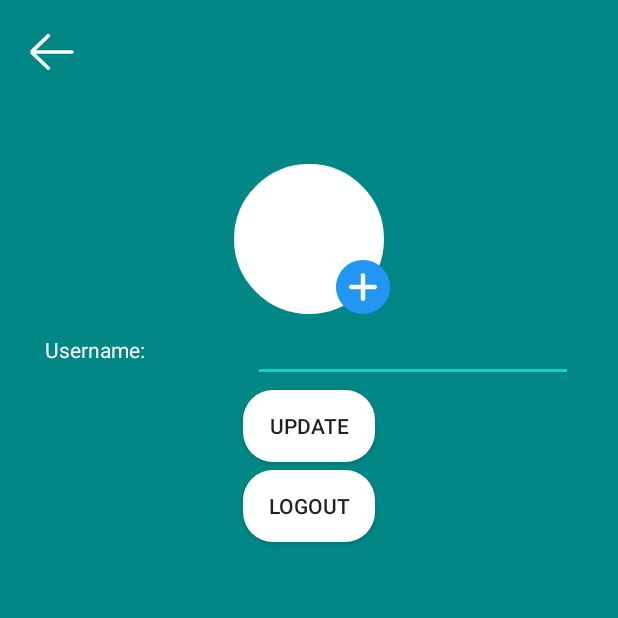
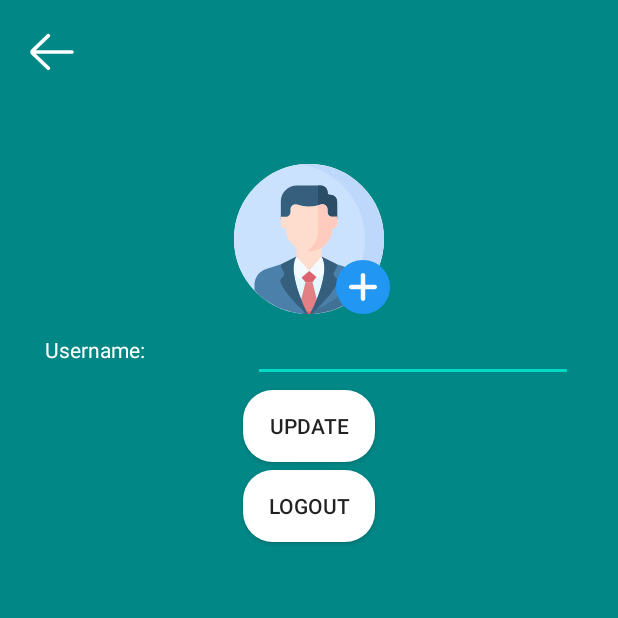
Before and after one commit to aayushjn2048/DOOM-Final, an Android app: the screen it shows after launch once a user with an empty profile is signed in (Settings), after a tap on "Setting", on a phone screen of 412 x 824 dp, the top half of it. Run offline under Robolectric (Android 15) with nearby library versions, the phone set to English and light mode, and no system bars; our stand-ins replace Firebase (no records; nobody signed in at launch, a user with empty details on screens opened directly), Picasso; 3 statements that could not run were skipped.

Commit message:
Bug resolved

```diff
--- a/app/src/main/java/com/doom/ChatBox.java
+++ b/app/src/main/java/com/doom/ChatBox.java
@@ -66,9 +66,10 @@ public class ChatBox extends AppCompatActivity {
             @Override
             public void onDataChange(@NonNull DataSnapshot snapshot) {
                 binding.profileName.setText(snapshot.child("username").getValue().toString());
+                if(snapshot.hasChild("profileImage")) {
                     profileData = snapshot.child("profileImage").getValue().toString();
                     try {
-                    final File file = File.createTempFile("image","jpg");
+                        final File file = File.createTempFile("image", "jpg");
                         FirebaseStorage.getInstance().getReference().child("images").child(profileData).getFile(file).addOnSuccessListener(new OnSuccessListener<FileDownloadTask.TaskSnapshot>() {
                             @Override
                             public void onSuccess(FileDownloadTask.TaskSnapshot taskSnapshot) {
@@ -84,6 +85,9 @@ public class ChatBox extends AppCompatActivity {
                     } catch (IOException e) {
                         e.printStackTrace();
                     }
+                }
+                else
+                    binding.profileImage.setImageResource(R.drawable.ic_profile);
             }
 
             @Override
--- a/app/src/main/java/com/doom/MoodActivity.java
+++ b/app/src/main/java/com/doom/MoodActivity.java
@@ -3,10 +3,12 @@ package com.doom;
 import androidx.annotation.NonNull;
 import androidx.annotation.Nullable;
 import androidx.appcompat.app.AppCompatActivity;
+import androidx.constraintlayout.widget.ConstraintLayout;
 
 import android.content.Intent;
 import android.graphics.Bitmap;
 import android.graphics.BitmapFactory;
+import android.graphics.Color;
 import android.net.Uri;
 import android.os.Bundle;
 import android.util.Log;
@@ -42,6 +44,7 @@ public class MoodActivity extends AppCompatActivity {
     FirebaseAuth auth;
     FirebaseDatabase database;
     String profileData;
+    ConstraintLayout myLayout;
 
     @Override
     protected void onCreate(Bundle savedInstanceState) {
@@ -53,6 +56,7 @@ public class MoodActivity extends AppCompatActivity {
 
         auth = FirebaseAuth.getInstance();
         database = FirebaseDatabase.getInstance();
+        myLayout = (ConstraintLayout)findViewById(R.id.messageLayout);
 
         final Queries query = new Queries();
         final DatabaseReference df = database.getReference().child("Queries");
@@ -62,9 +66,10 @@ public class MoodActivity extends AppCompatActivity {
             public void onDataChange(@NonNull DataSnapshot snapshot) {
                 userGender[0] = snapshot.child("gender").getValue().toString();
                 binding.profileName.setText(snapshot.child("username").getValue().toString());
+                if(snapshot.hasChild("profileImage")) {
                     profileData = snapshot.child("profileImage").getValue().toString();
                     try {
-                    final File file = File.createTempFile("image","jpg");
+                        final File file = File.createTempFile("image", "jpg");
                         FirebaseStorage.getInstance().getReference().child("images").child(profileData).getFile(file).addOnSuccessListener(new OnSuccessListener<FileDownloadTask.TaskSnapshot>() {
                             @Override
                             public void onSuccess(FileDownloadTask.TaskSnapshot taskSnapshot) {
@@ -81,6 +86,9 @@ public class MoodActivity extends AppCompatActivity {
                         e.printStackTrace();
                     }
                 }
+                else
+                    binding.profileImage.setImageResource(R.drawable.ic_profile);
+            }
 
             @Override
             public void onCancelled(@NonNull DatabaseError error) {
@@ -94,6 +102,7 @@ public class MoodActivity extends AppCompatActivity {
                 query.setMood("Angry");
                 query.setStatus("Available");
                 query.setGender(userGender[0]);
+                myLayout.setBackgroundColor(Color.parseColor("#EB947F"));
                 df.orderByChild("mood").equalTo("Angry").addListenerForSingleValueEvent(new ValueEventListener() {
                     @Override
                     public void onDataChange(@NonNull DataSnapshot snapshot) {
--- a/app/src/main/java/com/doom/Settings.java
+++ b/app/src/main/java/com/doom/Settings.java
@@ -62,9 +62,10 @@ public class Settings extends AppCompatActivity {
             @Override
             public void onDataChange(@NonNull DataSnapshot snapshot) {
                 binding.editTextUsername.setHint(snapshot.child("username").getValue().toString());
+                if(snapshot.hasChild("profileImage")) {
                     profileData = snapshot.child("profileImage").getValue().toString();
                     try {
-                    final File file = File.createTempFile("image","jpg");
+                        final File file = File.createTempFile("image", "jpg");
                         FirebaseStorage.getInstance().getReference().child("images").child(profileData).getFile(file).addOnSuccessListener(new OnSuccessListener<FileDownloadTask.TaskSnapshot>() {
                             @Override
                             public void onSuccess(FileDownloadTask.TaskSnapshot taskSnapshot) {
@@ -80,6 +81,9 @@ public class Settings extends AppCompatActivity {
                     } catch (IOException e) {
                         e.printStackTrace();
                     }
+                }
+                else
+                    binding.profileImage.setImageResource(R.drawable.ic_profile);
             }
 
             @Override
```
Lines whose indentation alone changed are shown as unchanged.
